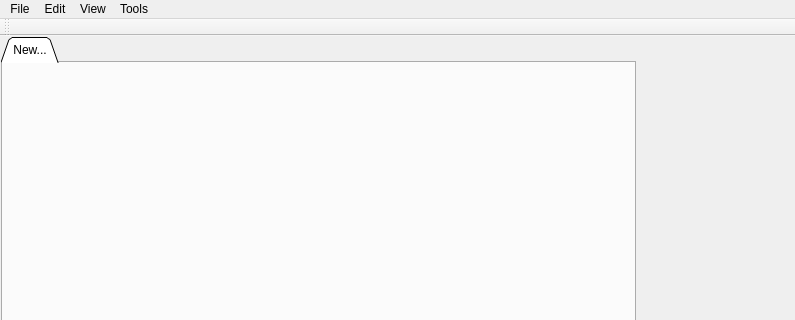
First picture: the form in ui/rockete.ui, repository harmy/Rockete, before the edit; both pictures show x 0 to 795 and y 0 to 320 of the 1313 by 806 pixel window.
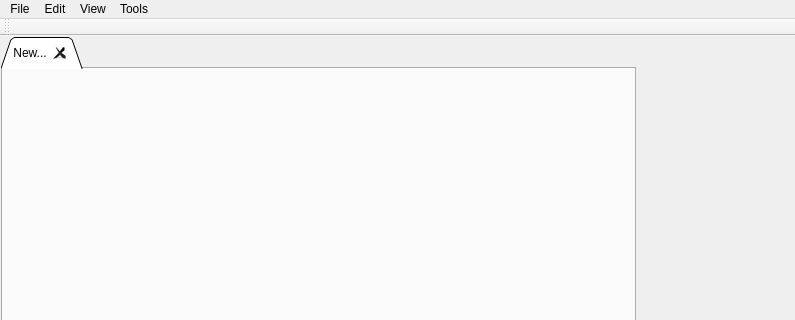
Second picture: the form after the edit. The open tabs and pages were chosen to show the change. Icons and pictures are not drawn. Custom widgets are drawn as their Qt base class.

Commit message: added visual cue for modified non-saved files added "Save As" menu tabs are now movable/closable refactored/cleaned the way a file is bound to a tab

```diff
--- a/ui/rockete.ui
+++ b/ui/rockete.ui
@@ -63,7 +63,10 @@
             <number>0</number>
            </property>
            <property name="tabsClosable">
-            <bool>false</bool>
+            <bool>true</bool>
+           </property>
+           <property name="movable">
+            <bool>true</bool>
            </property>
            <widget class="QWidget" name="tab">
             <attribute name="title">
```
Left out of the diff: 62 changed lines with no effect on the pictures. The commit also changes 6 other files.
